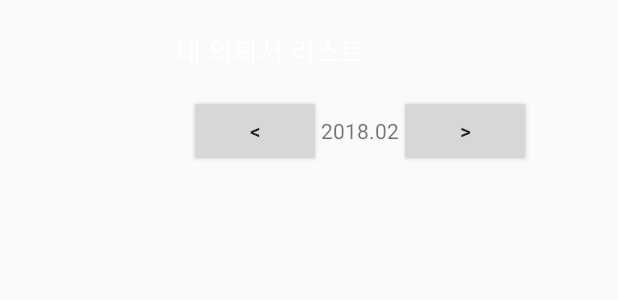
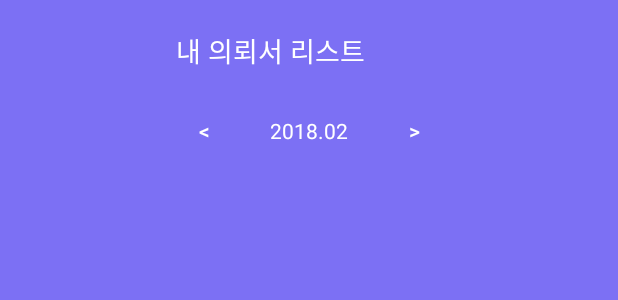
Before and after one commit to quarl894/Firebase_exam, an Android app: the layout activity_receipts.xml on its own in the app's theme, with its tools: preview values and no code run, on a phone screen of 412 x 824 dp. Shown: the top 300 px of the screen. Run offline under Robolectric (Android 15) with nearby library versions, the phone set to English and light mode, and no system bars; Roboto replaces fonts that are not available here.

Commit message:
뎁캠2차 프론트

```diff
--- a/app/src/main/res/layout/activity_receipts.xml
+++ b/app/src/main/res/layout/activity_receipts.xml
@@ -2,7 +2,8 @@
 
 <LinearLayout xmlns:android="http://schemas.android.com/apk/res/android"
     android:layout_width="match_parent" android:layout_height="match_parent"
-    android:orientation="vertical">
+    android:orientation="vertical"
+    android:background="@color/cornflower">
 
     <TextView
         android:id="@+id/textView"
@@ -18,13 +19,15 @@
         android:layout_width="wrap_content"
         android:layout_height="wrap_content"
         android:layout_marginTop="16dp"
-        android:orientation="horizontal">
+        android:orientation="horizontal"
+        android:layout_gravity="center">
 
         <Button
             android:layout_width="wrap_content"
             android:layout_height="wrap_content"
-            android:layout_marginLeft="126dp"
-            android:text="&lt;" />
+            android:background="#00ff0000"
+            android:text="&lt;"
+            android:textColor="@color/white" />
 
 
         <TextView
@@ -33,11 +36,14 @@
             android:fontFamily="sans-serif"
             android:text="2018.02"
             android:textSize="14sp"
+            android:textColor="@color/white"
             android:textStyle="normal" />
 
         <Button
             android:layout_width="wrap_content"
             android:layout_height="wrap_content"
+            android:background="#00ff0000"
+            android:textColor="@color/white"
             android:text="&gt;" />
     </LinearLayout>
 
--- a/app/src/main/res/layout/activity_request.xml
+++ b/app/src/main/res/layout/activity_request.xml
@@ -85,8 +85,7 @@
                 android:gravity="center|left"
                 android:textColor="@color/warm_grey"
                 android:layout_weight="1"
-                android:text="가격 "
-                />
+                android:text="가격 " />
             <EditText
                 android:layout_width="wrap_content"
                 android:layout_height="wrap_content"
```
Also changed, not shown: app/src/main/AndroidManifest.xml (+15 -3 lines), app/src/main/java/youngjung/test/MainActivity.java (+1 -20 lines), app/src/main/java/youngjung/test/ReceiptsActivity.java (+8 -3 lines), app/src/main/java/youngjung/test/RecyclerViewAdapter.java (+16 -4 lines), app/src/main/java/youngjung/test/ui/base/SplashActivity.java (+4 -0 lines), app/src/main/res/layout/activity_splash.xml (+8 -15 lines), app/src/main/res/layout/recyclerview_item.xml (+17 -10 lines).
